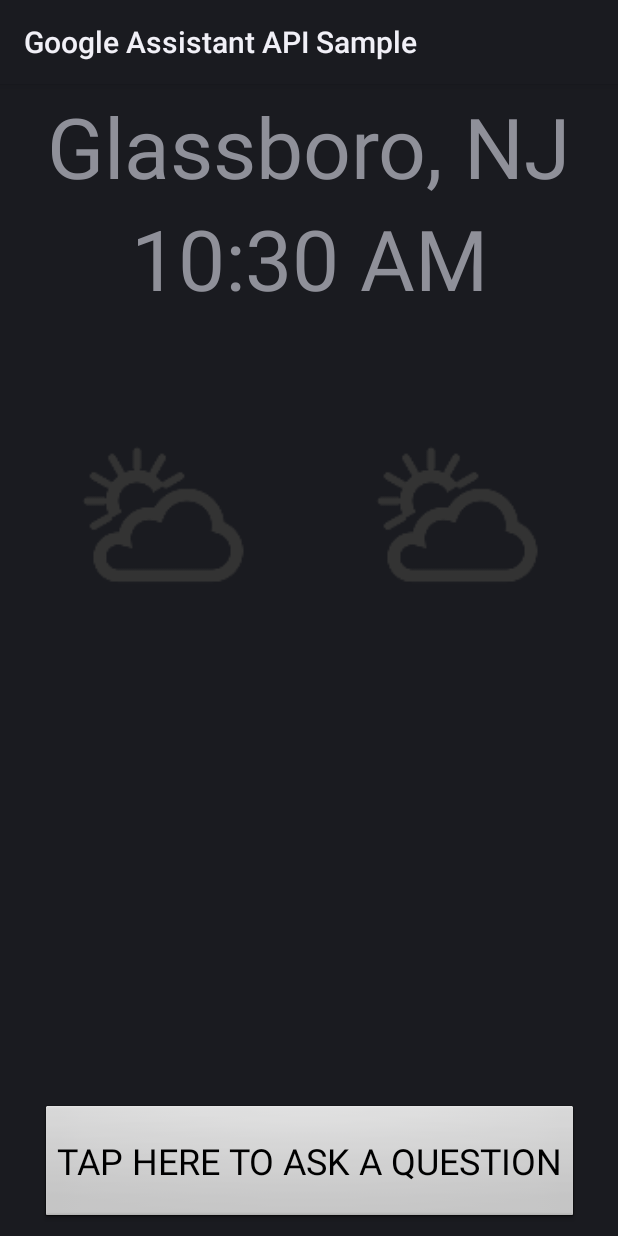
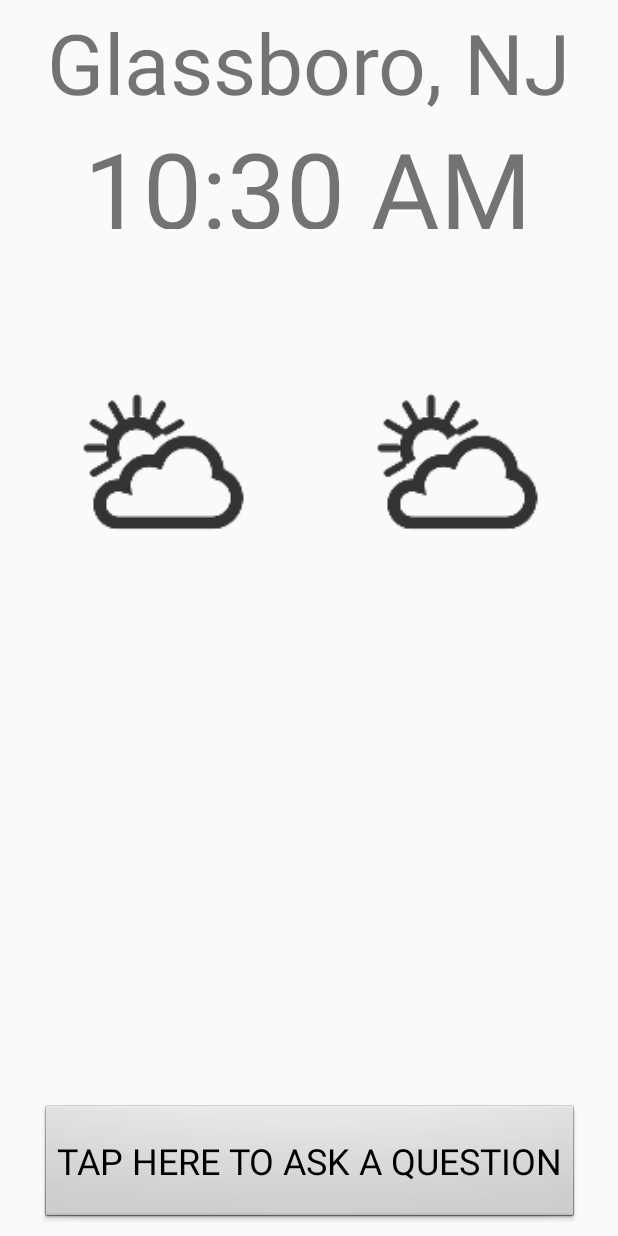
Before and after one commit to RowanPWLab/smart-signs, an Android app: the IdleActivity screen opened directly, with no data from a screen before it, on a phone screen of 412 x 824 dp. Run offline under Robolectric (Android 15) with nearby library versions, the phone set to English and light mode, and no system bars; libraries missing offline, so code that uses them is left out: com.google.android.things.

Commit message:
App is now fullscreen and changed app name

```diff
--- a/MainProgram/app/src/main/AndroidManifest.xml
+++ b/MainProgram/app/src/main/AndroidManifest.xml
@@ -25,6 +25,8 @@
     <uses-permission android:name="com.google.android.things.permission.USE_PERIPHERAL_IO" />
 
     <application
+        android:theme="@style/AppTheme" >
+        android:theme="@style/Theme.Material.Light.NoActionBar.Fullscreen"
         android:allowBackup="true"
         android:icon="@android:drawable/sym_def_app_icon"
         android:label="@string/app_name">
--- a/MainProgram/app/src/main/res/layout/activity_idle.xml
+++ b/MainProgram/app/src/main/res/layout/activity_idle.xml
@@ -23,14 +23,14 @@
 
     <DigitalClock
         android:id="@+id/DigitalClock"
-        android:layout_width="245dp"
+        android:layout_width="wrap_content"
         android:layout_height="74dp"
         android:layout_marginStart="8dp"
 
-        android:layout_marginEnd="8dp"
+        android:layout_marginEnd="9dp"
         android:gravity="center"
         android:textAlignment="center"
-        android:textSize="56sp"
+        android:textSize="70sp"
         app:layout_constraintEnd_toEndOf="parent"
         app:layout_constraintStart_toStartOf="parent"
         app:layout_constraintTop_toBottomOf="@+id/textView" />
--- a/MainProgram/app/src/main/res/values/strings.xml
+++ b/MainProgram/app/src/main/res/values/strings.xml
@@ -15,7 +15,7 @@
   limitations under the License.
   -->
 <resources>
-    <string name="app_name">Google Assistant API Sample</string>
+    <string name="app_name">Smart Signs</string>
   <string name="button_new_request">TAP HERE TO ASK A QUESTION</string>
   <string name="button_retry">Retry</string>
   <string name="button_listening">Listening</string>
--- a/MainProgram/app/src/main/res/values/styles.xml
+++ b/MainProgram/app/src/main/res/values/styles.xml
@@ -1,6 +1,10 @@
 <resources>
 
     <!-- Base application theme. -->
-    <style name="AppTheme" parent="android:Theme.Material.Light.NoActionBar.Fullscreen" />
+    <style name="AppTheme" parent="android:Theme.Material.Light.NoActionBar.Fullscreen" >
+
+    </style>
+
+
 
 </resources>
```
